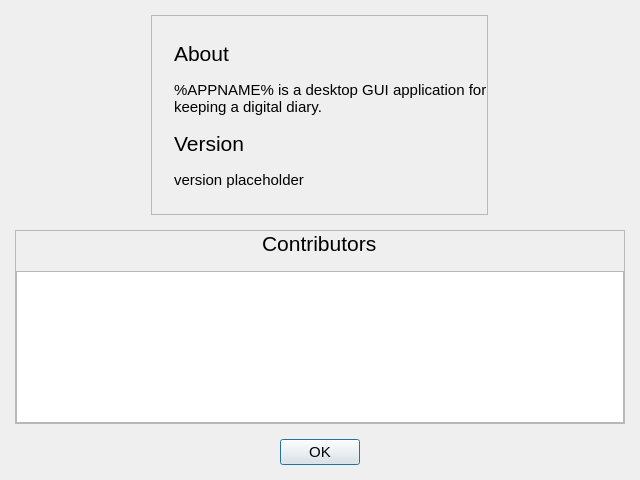
First picture: the form in src/gui/aboutdialog.ui, repository someretical/TheoreticalDiary, before the edit.
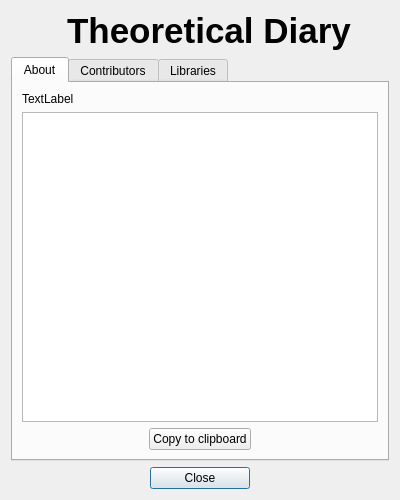
Second picture: the form after the edit. Icons and pictures are not drawn.

What changed in the file:
```diff
--- a/src/gui/aboutdialog.ui
+++ b/src/gui/aboutdialog.ui
@@ -6,234 +6,146 @@
    <rect>
     <x>0</x>
     <y>0</y>
-    <width>640</width>
-    <height>480</height>
+    <width>400</width>
+    <height>500</height>
    </rect>
   </property>
   <property name="windowTitle">
    <string>About</string>
   </property>
-  <layout class="QGridLayout" name="gridLayout_3">
-   <property name="leftMargin">
-    <number>15</number>
-   </property>
-   <property name="topMargin">
-    <number>15</number>
-   </property>
-   <property name="rightMargin">
-    <number>15</number>
-   </property>
-   <property name="bottomMargin">
-    <number>15</number>
-   </property>
-   <property name="verticalSpacing">
-    <number>15</number>
-   </property>
-   <item row="0" column="0" alignment="Qt::AlignHCenter|Qt::AlignBottom">
-    <widget class="QFrame" name="frame1">
+  <layout class="QGridLayout" name="gridLayout_2">
+   <item row="0" column="0">
+    <layout class="QGridLayout" name="gridLayout">
+     <item row="0" column="0">
+      <widget class="QLabel" name="label">
+       <property name="maximumSize">
+        <size>
+         <width>50</width>
+         <height>50</height>
+        </size>
+       </property>
+       <property name="text">
+        <string/>
+       </property>
+       <property name="pixmap">
+        <pixmap resource="../../images/images.qrc">:/linux_icons/scalable/theoreticaldiary.svg</pixmap>
+       </property>
+       <property name="scaledContents">
+        <bool>true</bool>
+       </property>
+      </widget>
+     </item>
+     <item row="0" column="1" alignment="Qt::AlignLeft">
+      <widget class="QLabel" name="label_2">
+       <property name="font">
+        <font>
+         <pointsize>26</pointsize>
+        </font>
+       </property>
+       <property name="text">
+        <string>&lt;b&gt;Theoretical Diary&lt;/b&gt;</string>
+       </property>
+      </widget>
+     </item>
+    </layout>
+   </item>
+   <item row="1" column="0">
+    <widget class="QTabWidget" name="tabWidget">
+     <property name="currentIndex">
+      <number>0</number>
+     </property>
+     <widget class="QWidget" name="tab">
+      <attribute name="title">
+       <string>About</string>
+      </attribute>
+      <layout class="QGridLayout" name="gridLayout_5">
+       <item row="2" column="0" alignment="Qt::AlignHCenter">
+        <widget class="QPushButton" name="clipboard">
+         <property name="text">
+          <string>Copy to clipboard</string>
+         </property>
+         <property name="autoExclusive">
+          <bool>true</bool>
+         </property>
+         <property name="autoDefault">
+          <bool>false</bool>
+         </property>
+        </widget>
+       </item>
+       <item row="1" column="0">
+        <widget class="QTextEdit" name="about">
+         <property name="textInteractionFlags">
+          <set>Qt::TextSelectableByMouse</set>
+         </property>
+        </widget>
+       </item>
+       <item row="0" column="0">
+        <widget class="QLabel" name="description">
+         <property name="text">
+          <string>TextLabel</string>
+         </property>
+         <property name="wordWrap">
+          <bool>true</bool>
+         </property>
+        </widget>
+       </item>
+      </layout>
+     </widget>
+     <widget class="QWidget" name="tab_3">
+      <attribute name="title">
+       <string>Contributors</string>
+      </attribute>
+      <layout class="QGridLayout" name="gridLayout_4">
+       <item row="0" column="0" alignment="Qt::AlignTop">
+        <widget class="QLabel" name="contributors">
+         <property name="text">
+          <string>TextLabel</string>
+         </property>
+         <property name="openExternalLinks">
+          <bool>true</bool>
+         </property>
+         <property name="textInteractionFlags">
+          <set>Qt::LinksAccessibleByKeyboard|Qt::LinksAccessibleByMouse</set>
+         </property>
+        </widget>
+       </item>
+      </layout>
+     </widget>
+     <widget class="QWidget" name="tab_2">
+      <attribute name="title">
+       <string>Libraries</string>
+      </attribute>
+      <layout class="QGridLayout" name="gridLayout_6">
+       <item row="0" column="0" alignment="Qt::AlignTop">
+        <widget class="QLabel" name="licenses">
+         <property name="text">
+          <string>TextLabel</string>
+         </property>
+         <property name="openExternalLinks">
+          <bool>true</bool>
+         </property>
+         <property name="textInteractionFlags">
+          <set>Qt::LinksAccessibleByKeyboard|Qt::LinksAccessibleByMouse</set>
+         </property>
+        </widget>
+       </item>
+      </layout>
+     </widget>
+    </widget>
+   </item>
+   <item row="2" column="0" alignment="Qt::AlignHCenter">
+    <widget class="QPushButton" name="ok_button">
      <property name="minimumSize">
       <size>
-       <width>200</width>
-       <height>200</height>
+       <width>100</width>
+       <height>0</height>
       </size>
      </property>
-     <property name="frameShape">
-      <enum>QFrame::StyledPanel</enum>
-     </property>
-     <property name="frameShadow">
-      <enum>QFrame::Raised</enum>
-     </property>
-     <layout class="QGridLayout" name="gridLayout">
-      <property name="leftMargin">
-       <number>0</number>
-      </property>
-      <property name="topMargin">
-       <number>0</number>
-      </property>
-      <property name="rightMargin">
-       <number>0</number>
-      </property>
-      <property name="bottomMargin">
-       <number>0</number>
-      </property>
-      <property name="horizontalSpacing">
-       <number>15</number>
-      </property>
-      <property name="verticalSpacing">
-       <number>0</number>
-      </property>
-      <item row="0" column="1">
-       <layout class="QGridLayout" name="gridLayout_2">
-        <property name="rightMargin">
-         <number>0</number>
-        </property>
-        <property name="verticalSpacing">
-         <number>15</number>
-        </property>
-        <item row="3" column="0">
-         <widget class="QLabel" name="label_3">
-          <property name="font">
-           <font>
-            <pointsize>16</pointsize>
-           </font>
-          </property>
-          <property name="text">
-           <string>Version</string>
-          </property>
-         </widget>
-        </item>
-        <item row="5" column="0">
-         <spacer name="verticalSpacer">
-          <property name="orientation">
-           <enum>Qt::Vertical</enum>
-          </property>
-          <property name="sizeHint" stdset="0">
-           <size>
-            <width>20</width>
-            <height>0</height>
-           </size>
-          </property>
-         </spacer>
-        </item>
-        <item row="4" column="0">
-         <widget class="QLabel" name="version_placeholder">
-          <property name="font">
-           <font>
-            <pointsize>11</pointsize>
-           </font>
-          </property>
-          <property name="text">
-           <string>version placeholder</string>
-          </property>
-         </widget>
-        </item>
-        <item row="2" column="0">
-         <widget class="QLabel" name="description">
-          <property name="font">
-           <font>
-            <pointsize>11</pointsize>
-           </font>
-          </property>
-          <property name="text">
-           <string>%APPNAME% is a desktop GUI application for keeping a digital diary.</string>
-          </property>
-          <property name="wordWrap">
-           <bool>true</bool>
-          </property>
-         </widget>
-        </item>
-        <item row="0" column="0">
-         <spacer name="verticalSpacer_2">
-          <property name="orientation">
-           <enum>Qt::Vertical</enum>
-          </property>
-          <property name="sizeHint" stdset="0">
-           <size>
-            <width>20</width>
-            <height>0</height>
-           </size>
-          </property>
-         </spacer>
-        </item>
-        <item row="1" column="0">
-         <widget class="QLabel" name="label_5">
-          <property name="font">
-           <font>
-            <pointsize>16</pointsize>
-           </font>
-          </property>
-          <property name="text">
-           <string>About</string>
-          </property>
-         </widget>
-        </item>
-       </layout>
-      </item>
-      <item row="0" column="0">
-       <widget class="QLabel" name="label">
-        <property name="maximumSize">
-         <size>
-          <width>200</width>
-          <height>200</height>
-         </size>
-        </property>
-        <property name="text">
-         <string/>
-        </property>
-        <property name="pixmap">
-         <pixmap resource="../../images/images.qrc">:/linux_icons/scalable/theoreticaldiary.svg</pixmap>
-        </property>
-        <property name="scaledContents">
-         <bool>true</bool>
-        </property>
-       </widget>
-      </item>
-     </layout>
-    </widget>
-   </item>
-   <item row="1" column="0" alignment="Qt::AlignVCenter">
-    <widget class="QFrame" name="frame2">
-     <property name="frameShape">
-      <enum>QFrame::StyledPanel</enum>
-     </property>
-     <property name="frameShadow">
-      <enum>QFrame::Raised</enum>
-     </property>
-     <layout class="QGridLayout" name="gridLayout_4">
-      <property name="leftMargin">
-       <number>0</number>
-      </property>
-      <property name="topMargin">
-       <number>0</number>
-      </property>
-      <property name="rightMargin">
-       <number>0</number>
-      </property>
-      <property name="bottomMargin">
-       <number>0</number>
-      </property>
-      <property name="horizontalSpacing">
-       <number>0</number>
-      </property>
-      <property name="verticalSpacing">
-       <number>15</number>
-      </property>
-      <item row="0" column="0" alignment="Qt::AlignHCenter">
-       <widget class="QLabel" name="label_4">
-        <property name="font">
-         <font>
-          <pointsize>16</pointsize>
-         </font>
-        </property>
-        <property name="text">
-         <string>Contributors</string>
-        </property>
-       </widget>
-      </item>
-      <item row="1" column="0">
-       <widget class="QPlainTextEdit" name="contributors">
-        <property name="font">
-         <font>
-          <pointsize>11</pointsize>
-         </font>
-        </property>
-        <property name="textInteractionFlags">
-         <set>Qt::LinksAccessibleByKeyboard|Qt::LinksAccessibleByMouse|Qt::TextBrowserInteraction|Qt::TextSelectableByKeyboard|Qt::TextSelectableByMouse</set>
-        </property>
-       </widget>
-      </item>
-     </layout>
-    </widget>
-   </item>
-   <item row="3" column="0" alignment="Qt::AlignHCenter|Qt::AlignTop">
-    <widget class="QPushButton" name="ok_button">
-     <property name="font">
-      <font>
-       <pointsize>11</pointsize>
-      </font>
-     </property>
      <property name="text">
-      <string>OK</string>
+      <string>Close</string>
+     </property>
+     <property name="autoExclusive">
+      <bool>true</bool>
      </property>
     </widget>
    </item>
```
Left out of the diff: 6 changed lines with no effect on the pictures.
